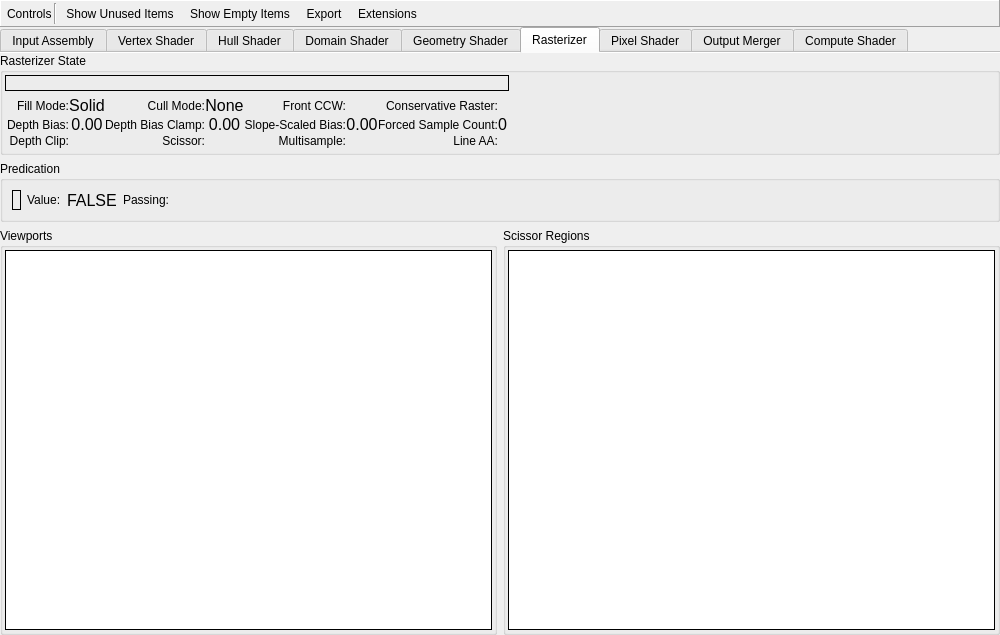
Before: the Qt Designer form qrenderdoc/Windows/PipelineState/D3D11PipelineStateViewer.ui in Tinenc/GraphicsDebugger, drawn with Qt 5.
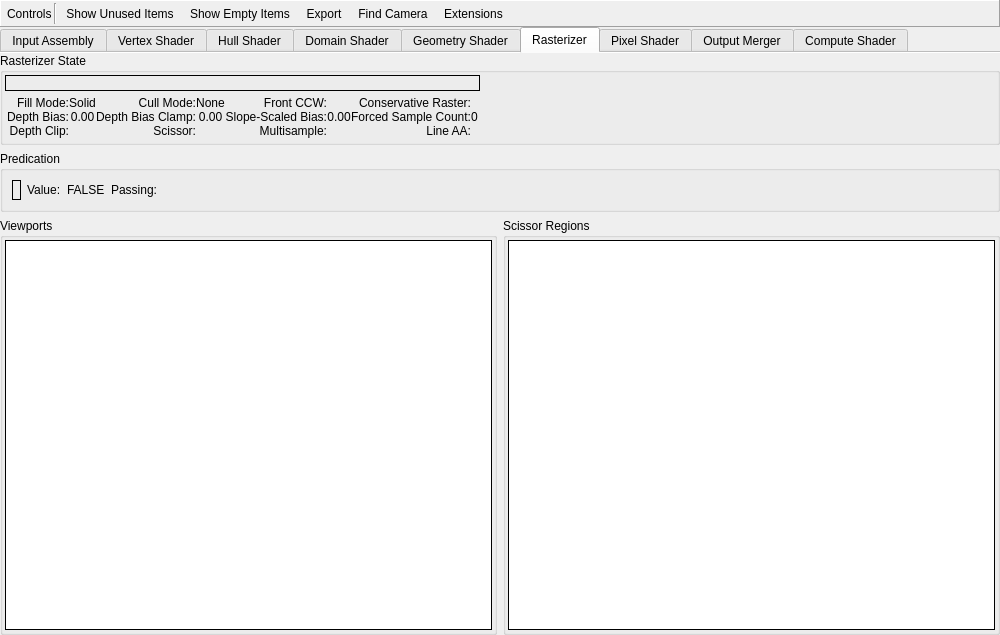
After: the same form once the commit is applied. The open tabs and pages were chosen to show the change. Icons and pictures are not drawn. Custom widgets are drawn as their Qt base class.

```diff
--- a/qrenderdoc/Windows/PipelineState/D3D11PipelineStateViewer.ui
+++ b/qrenderdoc/Windows/PipelineState/D3D11PipelineStateViewer.ui
@@ -136,6 +136,29 @@
         </property>
        </widget>
       </item>
+      <item>
+       <widget class="QToolButton" name="detectCamera">
+        <property name="toolTip">
+         <string>Scan the currently bound vertex shader constant-buffer ranges for a view, inverse-view, and view-projection matrix group.</string>
+        </property>
+        <property name="text">
+         <string>Find Camera</string>
+        </property>
+        <property name="icon">
+         <iconset resource="../../Resources/resources.qrc">
+          <normaloff>:/find.png</normaloff>:/find.png</iconset>
+        </property>
+        <property name="checkable">
+         <bool>false</bool>
+        </property>
+        <property name="toolButtonStyle">
+         <enum>Qt::ToolButtonTextBesideIcon</enum>
+        </property>
+        <property name="autoRaise">
+         <bool>true</bool>
+        </property>
+       </widget>
+      </item>
       <item>
        <widget class="QToolButton" name="extensions">
         <property name="text">
@@ -2344,11 +2367,6 @@
             </item>
             <item row="0" column="1">
              <widget class="QLabel" name="fillMode">
-              <property name="font">
-               <font>
-                <pointsize>12</pointsize>
-               </font>
-              </property>
               <property name="text">
                <string>Solid</string>
               </property>
@@ -2375,11 +2393,6 @@
             </item>
             <item row="0" column="3">
              <widget class="QLabel" name="cullMode">
-              <property name="font">
-               <font>
-                <pointsize>12</pointsize>
-               </font>
-              </property>
               <property name="text">
                <string>None</string>
               </property>
@@ -2464,11 +2477,6 @@
             </item>
             <item row="1" column="1">
              <widget class="QLabel" name="depthBias">
-              <property name="font">
-               <font>
-                <pointsize>12</pointsize>
-               </font>
-              </property>
               <property name="text">
                <string>0.00</string>
               </property>
@@ -2495,11 +2503,6 @@
             </item>
             <item row="1" column="3">
              <widget class="QLabel" name="depthBiasClamp">
-              <property name="font">
-               <font>
-                <pointsize>12</pointsize>
-               </font>
-              </property>
               <property name="text">
                <string>0.00</string>
               </property>
@@ -2526,11 +2529,6 @@
             </item>
             <item row="1" column="5">
              <widget class="QLabel" name="slopeScaledBias">
-              <property name="font">
-               <font>
-                <pointsize>12</pointsize>
-               </font>
-              </property>
               <property name="text">
                <string>0.00</string>
               </property>
@@ -2557,11 +2555,6 @@
             </item>
             <item row="1" column="7">
              <widget class="QLabel" name="forcedSampleCount">
-              <property name="font">
-               <font>
-                <pointsize>12</pointsize>
-               </font>
-              </property>
               <property name="text">
                <string>0</string>
               </property>
@@ -2732,11 +2725,6 @@
           </item>
           <item>
            <widget class="QLabel" name="predicateValue">
-            <property name="font">
-             <font>
-              <pointsize>12</pointsize>
-             </font>
-            </property>
             <property name="text">
              <string>FALSE</string>
             </property>
```
Left out of the diff: 39 changed lines with no effect on the pictures.
